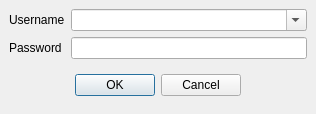
Before: the Qt Designer form Forms/c5login.ui in End1-1/Cafe5, drawn with Qt 5.
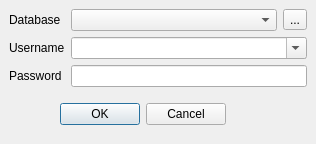
After: the same form once the commit is applied.

Commit message: Database choise changed

Diff of the .ui file:
```diff
--- a/Forms/c5login.ui
+++ b/Forms/c5login.ui
@@ -7,7 +7,7 @@
     <x>0</x>
     <y>0</y>
     <width>316</width>
-    <height>111</height>
+    <height>144</height>
    </rect>
   </property>
   <property name="windowTitle">
@@ -28,29 +28,54 @@
    </property>
    <item>
     <widget class="QWidget" name="widget_2" native="true">
-     <layout class="QGridLayout" name="gridLayout">
+     <layout class="QGridLayout" name="gridLayout" columnstretch="0,1,0">
+      <item row="2" column="0">
+       <widget class="QLabel" name="label_2">
+        <property name="sizePolicy">
+         <sizepolicy hsizetype="Minimum" vsizetype="Preferred">
+          <horstretch>0</horstretch>
+          <verstretch>0</verstretch>
+         </sizepolicy>
+        </property>
+        <property name="text">
+         <string>Password</string>
+        </property>
+       </widget>
+      </item>
       <item row="0" column="0">
+       <widget class="QLabel" name="label_3">
+        <property name="sizePolicy">
+         <sizepolicy hsizetype="Minimum" vsizetype="Preferred">
+          <horstretch>0</horstretch>
+          <verstretch>0</verstretch>
+         </sizepolicy>
+        </property>
+        <property name="text">
+         <string>Database</string>
+        </property>
+       </widget>
+      </item>
+      <item row="1" column="0">
        <widget class="QLabel" name="label">
+        <property name="sizePolicy">
+         <sizepolicy hsizetype="Minimum" vsizetype="Preferred">
+          <horstretch>0</horstretch>
+          <verstretch>0</verstretch>
+         </sizepolicy>
+        </property>
         <property name="text">
          <string>Username</string>
         </property>
        </widget>
       </item>
-      <item row="1" column="0">
-       <widget class="QLabel" name="label_2">
-        <property name="text">
-         <string>Password</string>
+      <item row="0" column="1">
+       <widget class="QComboBox" name="cbDatabases">
+        <property name="editable">
+         <bool>false</bool>
         </property>
        </widget>
       </item>
-      <item row="1" column="1">
-       <widget class="QLineEdit" name="lePassword">
-        <property name="echoMode">
-         <enum>QLineEdit::Password</enum>
-        </property>
-       </widget>
-      </item>
-      <item row="2" column="0" colspan="2">
+      <item row="3" column="0" colspan="2">
        <widget class="QWidget" name="widget" native="true">
         <layout class="QHBoxLayout" name="horizontalLayout">
          <item>
@@ -96,13 +121,27 @@
         </layout>
        </widget>
       </item>
-      <item row="0" column="1">
+      <item row="0" column="2">
+       <widget class="QToolButton" name="btnEditConnections">
+        <property name="text">
+         <string>...</string>
+        </property>
+       </widget>
+      </item>
+      <item row="1" column="1" colspan="2">
        <widget class="QComboBox" name="leUsername">
         <property name="editable">
          <bool>true</bool>
         </property>
        </widget>
       </item>
+      <item row="2" column="1" colspan="2">
+       <widget class="QLineEdit" name="lePassword">
+        <property name="echoMode">
+         <enum>QLineEdit::Password</enum>
+        </property>
+       </widget>
+      </item>
      </layout>
     </widget>
    </item>
```
The commit also changes 21 other files.
